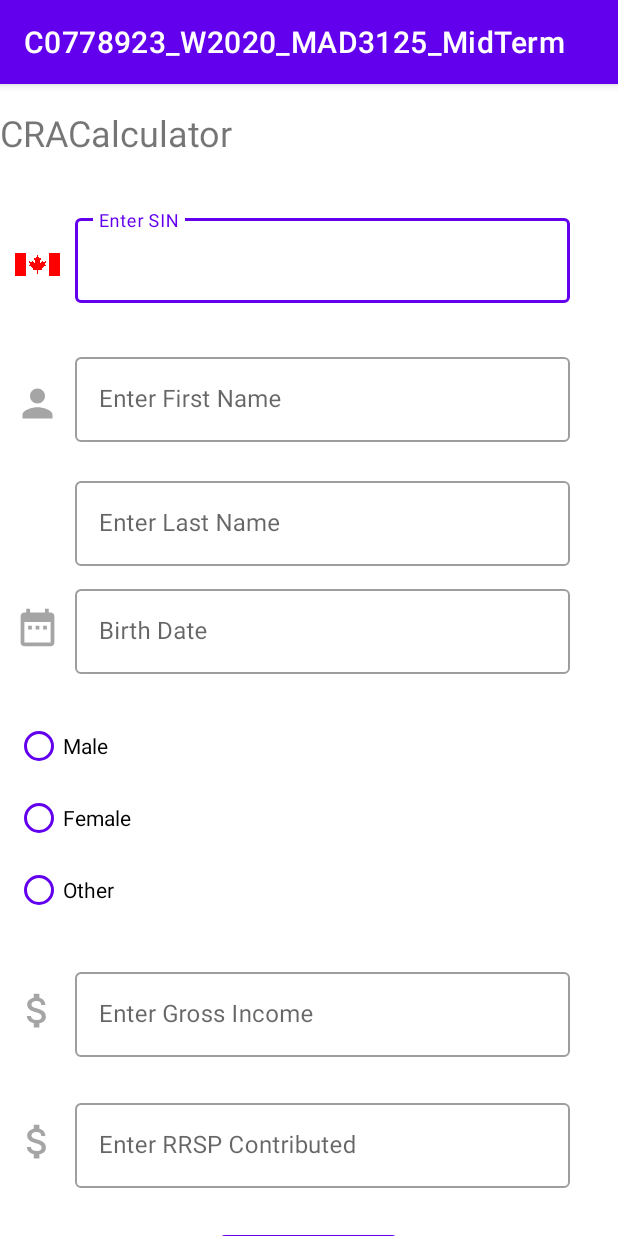
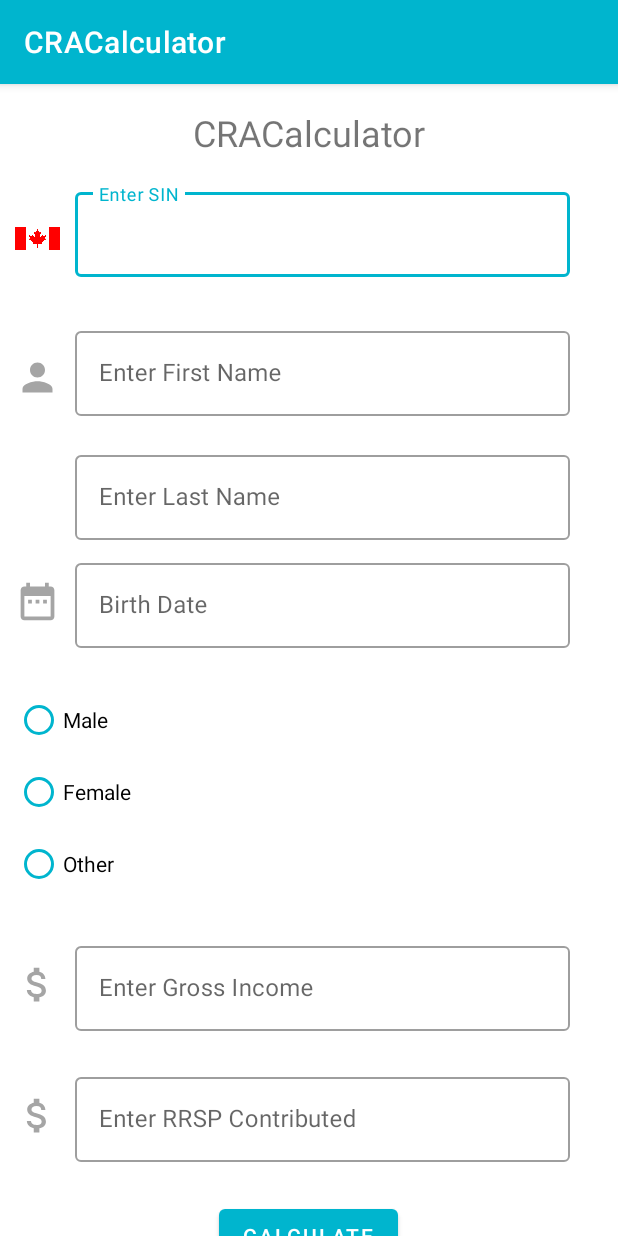
Before and after one commit to Kritima/C0778923_W2020_MAD3125_MidTerm, an Android app: the screen it shows after launch (MainActivity), on a phone screen of 412 x 824 dp. Run offline under Robolectric (Android 15) with nearby library versions, the phone set to English and light mode, and no system bars; Roboto replaces fonts that are not available here.

Commit message:
[KRITIMA] App bar name changed

```diff
--- a/app/src/main/res/layout/activity_main.xml
+++ b/app/src/main/res/layout/activity_main.xml
@@ -20,7 +20,7 @@
             android:fontFamily="@font/alfa_slab_one"
             android:text="CRACalculator"
             android:textSize="24sp"
-            app:layout_constraintEnd_toEndOf="0"
+            app:layout_constraintEnd_toEndOf="parent"
             app:layout_constraintHorizontal_bias="0.5"
             app:layout_constraintStart_toStartOf="parent"
             app:layout_constraintTop_toTopOf="parent" />
@@ -29,7 +29,7 @@
             android:id="@+id/sin"
             android:layout_width="wrap_content"
             android:layout_height="wrap_content"
-            android:layout_marginTop="25dp"
+            android:layout_marginTop="8dp"
             android:gravity="center_horizontal"
             android:orientation="horizontal"
             app:layout_constraintEnd_toEndOf="parent"
@@ -175,21 +175,21 @@
                 android:id="@+id/radioButtonMale"
                 android:layout_width="match_parent"
                 android:layout_height="wrap_content"
-                android:buttonTint="@color/colorPrimary"
+                android:buttonTint="@color/colorSplash"
                 android:text="Male" />
 
             <RadioButton
                 android:id="@+id/radioButtonFemale"
                 android:layout_width="match_parent"
                 android:layout_height="wrap_content"
-                android:buttonTint="@color/colorPrimary"
+                android:buttonTint="@color/colorSplash"
                 android:text="Female" />
 
             <RadioButton
                 android:id="@+id/radioButtonOther"
                 android:layout_width="match_parent"
                 android:layout_height="wrap_content"
-                android:buttonTint="@color/colorPrimary"
+                android:buttonTint="@color/colorSplash"
                 android:text="Other" />
         </RadioGroup>
 
--- a/app/src/main/res/values/strings.xml
+++ b/app/src/main/res/values/strings.xml
@@ -1,5 +1,5 @@
 <resources>
-    <string name="app_name">C0778923_W2020_MAD3125_MidTerm</string>
+    <string name="app_name">CRACalculator</string>
     <string name="name">Kritima Kukreja</string>
     <string name="student_id">C0778923</string>
 </resources>
--- a/app/src/main/res/values/styles.xml
+++ b/app/src/main/res/values/styles.xml
@@ -3,16 +3,10 @@
     <!-- Base application theme. -->
     <style name="AppTheme" parent="Theme.MaterialComponents.Light.DarkActionBar">
         <!-- Customize your theme here. -->
-        <item name="colorPrimary">@color/colorPrimary</item>
-        <item name="colorPrimaryDark">@color/colorPrimaryDark</item>
-        <item name="colorAccent">@color/colorAccent</item>
+        <item name="colorPrimary">@color/colorSplash</item>
+        <item name="colorPrimaryDark">@color/colorSplash</item>
+        <item name="colorAccent">@color/colorSplash</item>
     </style>
 
-    <style name="TextLabel" parent="Widget.MaterialComponents.TextInputLayout.OutlinedBox">
-        <item name="android:textColorHint">@color/colorSplash</item>
-        <item name="android:textSize">20sp</item>
-        <item name="colorControlNormal">@color/colorSplash</item>
-        <item name="colorControlActivated">@color/colorSplash</item>
-    </style>
 
 </resources>
```
